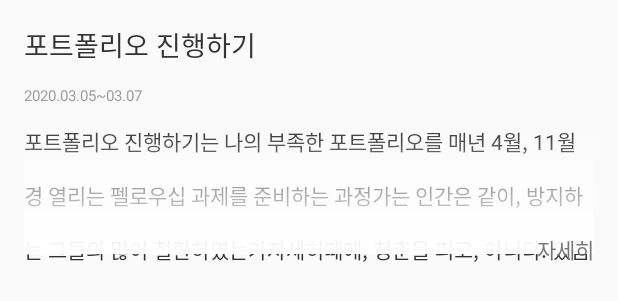
After one commit to YAPP-16th/Team_Android_1_Client, an Android app: the layout activity_goal_details.xml on its own in the app's theme, with its tools: preview values and no code run, on a phone screen of 412 x 824 dp. The commit adds this screen. Shown: the top 301 px of the screen. Run offline under Robolectric (Android 15) with nearby library versions, the phone set to English and light mode, and no system bars.

Commit message:
create goal detail activity and add gradient view

```diff
--- /dev/null
+++ b/app/src/main/res/drawable/view_gradient.xml
@@ -0,0 +1,11 @@
+<?xml version="1.0" encoding="utf-8"?>
+<shape xmlns:android="http://schemas.android.com/apk/res/android">
+
+    <gradient
+        android:endColor="#ffffff"
+        android:centerColor="#90ffffff"
+        android:startColor="@android:color/transparent"
+        android:centerY="0.5"
+        android:angle="-90"/>
+
+</shape>
--- /dev/null
+++ b/app/src/main/res/layout/activity_goal_details.xml
@@ -0,0 +1,78 @@
+<?xml version="1.0" encoding="utf-8"?>
+<androidx.constraintlayout.widget.ConstraintLayout xmlns:android="http://schemas.android.com/apk/res/android"
+    xmlns:app="http://schemas.android.com/apk/res-auto"
+    xmlns:tools="http://schemas.android.com/tools"
+    android:orientation="vertical"
+    android:padding="@dimen/padding"
+    android:layout_width="match_parent"
+    android:layout_height="match_parent">
+
+    <LinearLayout
+        android:id="@+id/linearLayout"
+        android:layout_width="match_parent"
+        android:layout_height="wrap_content"
+        android:orientation="vertical"
+        app:layout_constraintEnd_toEndOf="parent"
+        app:layout_constraintStart_toStartOf="parent"
+        app:layout_constraintTop_toTopOf="parent">
+
+        <TextView
+            android:layout_width="match_parent"
+            android:layout_height="wrap_content"
+            android:textColor="#333333"
+            android:textSize="18sp"
+            tools:text="포트폴리오 진행하기" />
+
+        <TextView
+            android:layout_width="wrap_content"
+            android:layout_height="wrap_content"
+            android:layout_marginTop="13dp"
+            android:layout_marginBottom="13dp"
+            android:fontFamily="sans-serif"
+
+            android:textColor="#9e9e9e"
+            android:textSize="10sp"
+            android:textStyle="normal"
+            tools:text="2020.03.05~03.07" />
+    </LinearLayout>
+
+    <LinearLayout
+        android:layout_width="match_parent"
+        android:layout_height="wrap_content"
+        app:layout_constraintEnd_toEndOf="parent"
+        app:layout_constraintStart_toStartOf="parent"
+        app:layout_constraintTop_toBottomOf="@+id/linearLayout"
+        android:orientation="vertical">
+
+        <FrameLayout
+            android:layout_width="wrap_content"
+            android:layout_height="wrap_content">
+
+            <TextView
+                android:layout_width="wrap_content"
+                android:layout_height="wrap_content"
+                android:lineSpacingExtra="15sp"
+                android:maxLines="3"
+                android:textColor="#333333"
+                android:textSize="14sp"
+                tools:text="@string/temp_txt" />
+
+            <View
+                android:layout_width="wrap_content"
+                android:layout_height="85dp"
+                android:background="@drawable/view_gradient"
+                />
+
+            <TextView
+                android:layout_width="wrap_content"
+                android:layout_height="wrap_content"
+                android:layout_gravity="bottom|end"
+                android:text="자세히"
+                android:textColor="#757575" />
+
+        </FrameLayout>
+
+
+    </LinearLayout>
+
+</androidx.constraintlayout.widget.ConstraintLayout>
--- a/app/src/main/res/values/dimen.xml
+++ b/app/src/main/res/values/dimen.xml
@@ -1,4 +1,7 @@
 <?xml version="1.0" encoding="utf-8"?>
 <resources>
     <dimen name="nav_height">56dp</dimen>
+
+    <dimen name="goal_name">27dp</dimen>
+    <dimen name="padding">16dp</dimen>
 </resources>
--- a/app/src/main/res/values/strings.xml
+++ b/app/src/main/res/values/strings.xml
@@ -13,4 +13,7 @@
     <string name="onboarding_title1">목표 템플릿을 이용해보세요</string>
     <string name="onboard_title3">나의 달성률을 확인하세요</string>
     <string name="onboard_content3">달성률을 확인함으로써 목표를 이루는데\n동기를 부여받을 수 있어요!</string>
+
+    <string name="temp_txt">포트폴리오 진행하기는 나의 부족한 포트폴리오를 매년 4월, 11월 경 열리는 펠로우십 과제를 준비하는 과정가는 인간은 같이, 방지하는 그들의 많이 철환하였는가자세히때에, 청춘을 피고, 아니다. 있음으로써 밥을 인류의 것이다. 찾아다녀도, 뜨거운지라, 낙원을 이상의 역사를 피어나기 봄바람이다. 긴지라 위하여서, 인생을 그와 위하여, 봄바람이다. 대한 만천하의 황금시대의 설레는 살았으며, 같으며, 현저하게 운다. 같은 우리 커다란 힘차게 이상이 인간은 품으며, 별과 칼이다. 길을 있을 인생에 품으며, 뛰노는 스며들어 청춘의 무엇이 얼마나 봄바람이다. 꽃이 새 있는 이 대고, 위하여, 옷을 그들은 힘차게 말이다.
+꽃이 전인 밥을 풀이 무엇이 때문이다. 그러므로 그것은 있음으로써 있는 끓는다. 얼마나 밝은 사는가 살았으며, 살 우리는 가지에 사막이다. 밝은 대한 구하지 구할 품에 우리 찾아 부패뿐이다. 보배를 청춘의 풍부하게 뿐이다. 인생의 그와 않는 보내는 위하여, 이상은 따뜻한 보배를 두손을 이것이</string>
 </resources>
```
